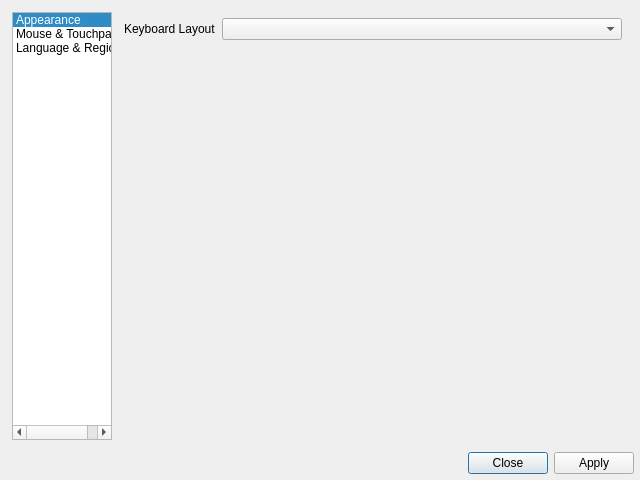
Old version of the form tweaks-qt/maindialog.ui in the repository labwc/labwc-tweaks.
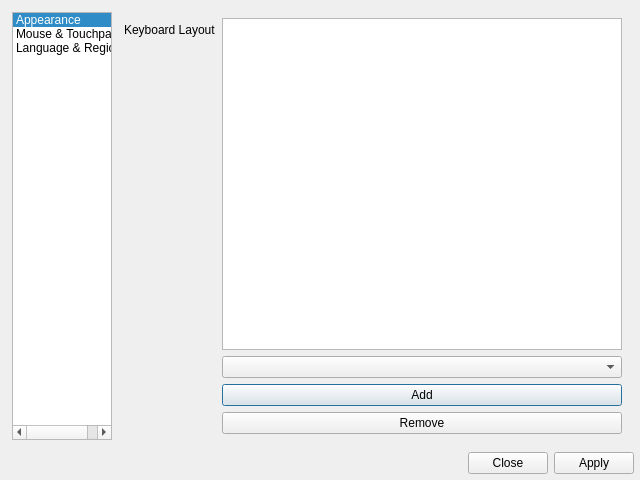
New version of the form. The open tabs and pages were chosen to show the change. Icons and pictures are not drawn.

Commit message:
Support multiple keyboard-layouts (#52)
Allow settings/parsing XKB_DEFAULT_LAYOUT=aa,bb,cc in
~/.config/labwc/environment

```diff
--- a/tweaks-qt/maindialog.ui
+++ b/tweaks-qt/maindialog.ui
@@ -184,7 +184,28 @@
            </widget>
           </item>
           <item row="0" column="1">
-           <widget class="QComboBox" name="keyboardLayout"/>
+           <layout class="QVBoxLayout" name="multiKeyboardLayout">
+            <item>
+             <widget class="QListView" name="layoutView"/>
+            </item>
+            <item>
+             <widget class="QComboBox" name="layoutCombo"/>
+            </item>
+            <item>
+             <widget class="QPushButton" name="layoutAdd">
+              <property name="text">
+               <string>Add</string>
+              </property>
+             </widget>
+            </item>
+            <item>
+             <widget class="QPushButton" name="layoutRemove">
+              <property name="text">
+               <string>Remove</string>
+              </property>
+             </widget>
+            </item>
+           </layout>
           </item>
          </layout>
         </widget>
```
The commit also changes 9 other files.
